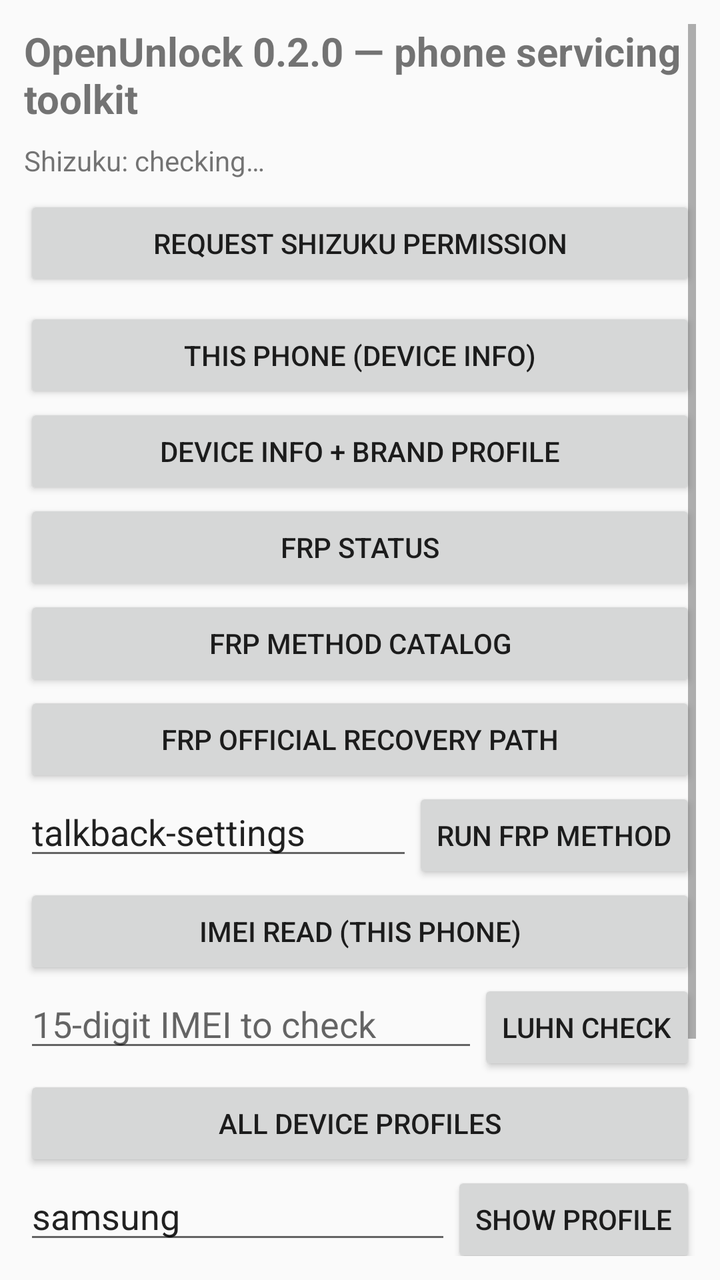
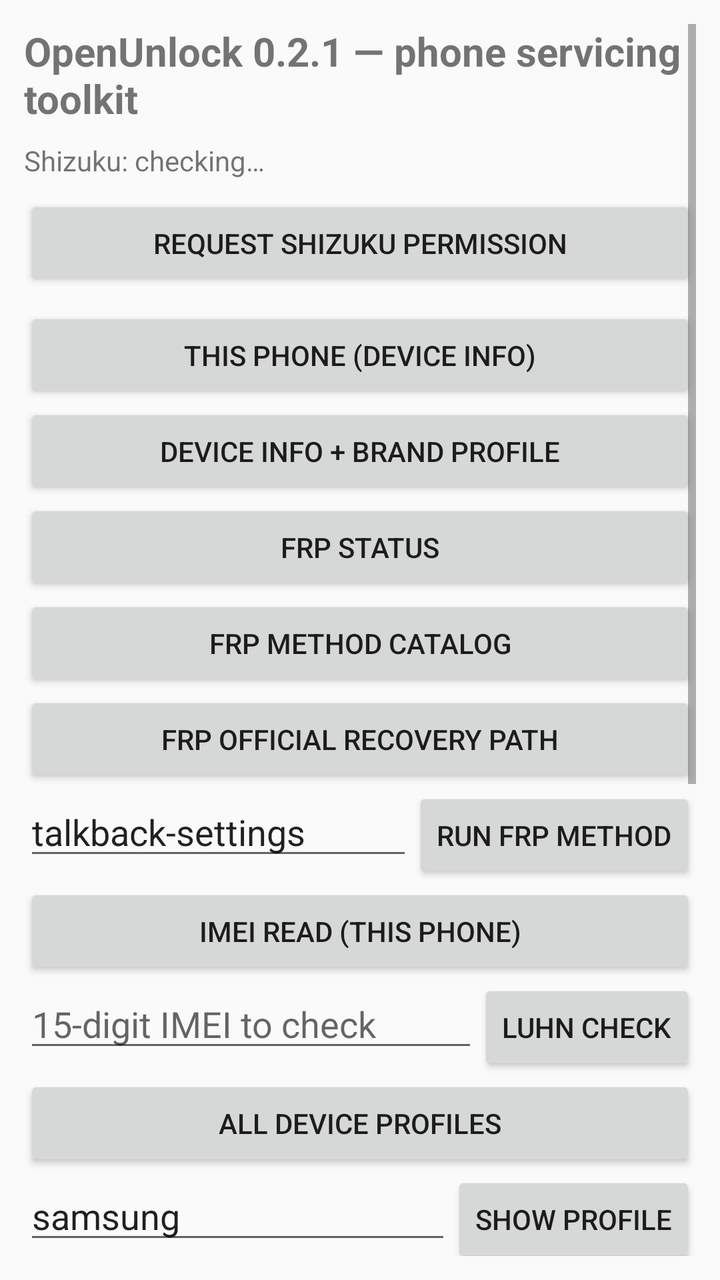

An Android layout rendered at two revisions. The XML below is the earlier revision; the diff shows what the commit changed to produce the second picture.
<!-- AndroidManifest.xml: application theme Theme.OpenUnlock -->
<!-- res/layout/activity_main.xml -->
<?xml version="1.0" encoding="utf-8"?>
<ScrollView xmlns:android="http://schemas.android.com/apk/res/android"
    android:layout_width="match_parent"
    android:layout_height="match_parent"
    android:padding="12dp">

    <LinearLayout
        android:layout_width="match_parent"
        android:layout_height="wrap_content"
        android:orientation="vertical">

        <TextView
            android:layout_width="match_parent"
            android:layout_height="wrap_content"
            android:text="@string/app_title"
            android:textSize="20sp"
            android:textStyle="bold" />

        <TextView
            android:id="@+id/status_shizuku"
            android:layout_width="match_parent"
            android:layout_height="wrap_content"
            android:layout_marginTop="8dp"
            android:text="Shizuku: checking…" />

        <Button
            android:id="@+id/btn_shizuku_perm"
            android:layout_width="match_parent"
            android:layout_height="wrap_content"
            android:layout_marginTop="8dp"
            android:text="Request Shizuku permission" />

        <Button
            android:id="@+id/btn_devices"
            android:layout_width="match_parent"
            android:layout_height="wrap_content"
            android:layout_marginTop="8dp"
            android:text="This phone (device info)" />

        <Button
            android:id="@+id/btn_info"
            android:layout_width="match_parent"
            android:layout_height="wrap_content"
            android:text="Device info + brand profile" />

        <Button
            android:id="@+id/btn_frp_status"
            android:layout_width="match_parent"
            android:layout_height="wrap_content"
            android:text="FRP status" />

        <Button
            android:id="@+id/btn_frp_methods"
            android:layout_width="match_parent"
            android:layout_height="wrap_content"
            android:text="FRP method catalog" />

        <Button
            android:id="@+id/btn_frp_official"
            android:layout_width="match_parent"
            android:layout_height="wrap_content"
            android:text="FRP official recovery path" />

        <LinearLayout
            android:layout_width="match_parent"
            android:layout_height="wrap_content"
            android:orientation="horizontal">

            <EditText
                android:id="@+id/input_frp_method"
                android:layout_width="0dp"
                android:layout_height="wrap_content"
                android:layout_weight="1"
                android:hint="method id, e.g. talkback-settings"
                android:inputType="text"
                android:text="talkback-settings" />

            <Button
                android:id="@+id/btn_frp_run"
                android:layout_width="wrap_content"
                android:layout_height="wrap_content"
                android:text="Run FRP method" />
        </LinearLayout>

        <Button
            android:id="@+id/btn_imei_read"
            android:layout_width="match_parent"
            android:layout_height="wrap_content"
            android:text="IMEI read (this phone)" />

        <LinearLayout
            android:layout_width="match_parent"
            android:layout_height="wrap_content"
            android:orientation="horizontal">

            <EditText
                android:id="@+id/input_imei"
                android:layout_width="0dp"
                android:layout_height="wrap_content"
                android:layout_weight="1"
                android:hint="15-digit IMEI to check"
                android:inputType="number" />

            <Button
                android:id="@+id/btn_imei_verify"
                android:layout_width="wrap_content"
                android:layout_height="wrap_content"
                android:text="Luhn check" />
        </LinearLayout>

        <Button
            android:id="@+id/btn_profiles"
            android:layout_width="match_parent"
            android:layout_height="wrap_content"
            android:text="All device profiles" />

        <LinearLayout
            android:layout_width="match_parent"
            android:layout_height="wrap_content"
            android:orientation="horizontal">

            <EditText
                android:id="@+id/input_profile"
                android:layout_width="0dp"
                android:layout_height="wrap_content"
                android:layout_weight="1"
                android:hint="brand, e.g. xiaomi"
                android:inputType="text"
                android:text="samsung" />

            <Button
                android:id="@+id/btn_profile_show"
                android:layout_width="wrap_content"
                android:layout_height="wrap_content"
                android:text="Show profile" />
        </LinearLayout>

        <Button
            android:id="@+id/btn_firmware"
            android:layout_width="match_parent"
            android:layout_height="wrap_content"
            android:text="Inspect firmware ZIP…" />

        <Button
            android:id="@+id/btn_clear"
            android:layout_width="match_parent"
            android:layout_height="wrap_content"
            android:text="Clear output" />

        <TextView
            android:id="@+id/output"
            android:layout_width="match_parent"
            android:layout_height="wrap_content"
            android:layout_marginTop="12dp"
            android:fontFamily="monospace"
            android:text="OpenUnlock starting…\n"
            android:textIsSelectable="true" />

    </LinearLayout>
</ScrollView>
<!-- resources referenced by this layout -->
<resources>
  <string name="app_title">OpenUnlock 0.2.0 — phone servicing toolkit</string>
  <style name="Theme.OpenUnlock" parent="android:Theme.Material.Light.DarkActionBar">
          <item name="android:colorPrimary">#1B5E20</item>
          <item name="android:colorPrimaryDark">#0D3311</item>
          <item name="android:colorAccent">#2E7D32</item>
      </style>
</resources>

<!-- the commit's change to res/layout/activity_main.xml (unified diff, before → after) -->
@@ -148,6 +148,60 @@
             android:text="Clear output" />
 
         <TextView
+            android:layout_width="match_parent"
+            android:layout_height="wrap_content"
+            android:layout_marginTop="16dp"
+            android:text="NFC tap-to-run — the client phone is the tag"
+            android:textSize="16sp"
+            android:textStyle="bold" />
+
+        <TextView
+            android:id="@+id/status_nfc"
+            android:layout_width="match_parent"
+            android:layout_height="wrap_content"
+            android:layout_marginTop="4dp"
+            android:text="NFC: checking…" />
+
+        <Button
+            android:id="@+id/btn_nfc_reader"
+            android:layout_width="match_parent"
+            android:layout_height="wrap_content"
+            android:layout_marginTop="8dp"
+            android:text="Start NFC reader" />
+
+        <Button
+            android:id="@+id/btn_nfc_default"
+            android:layout_width="match_parent"
+            android:layout_height="wrap_content"
+            android:text="NFC default: FRP status (tap to change)" />
+
+        <Button
+            android:id="@+id/btn_wireless_adb"
+            android:layout_width="match_parent"
+            android:layout_height="wrap_content"
+            android:text="Enable wireless ADB (auto)" />
+
+        <LinearLayout
+            android:layout_width="match_parent"
+            android:layout_height="wrap_content"
+            android:orientation="horizontal">
+
+            <EditText
+                android:id="@+id/input_pair_code"
+                android:layout_width="0dp"
+                android:layout_height="wrap_content"
+                android:layout_weight="1"
+                android:hint="6-digit pairing code from client"
+                android:inputType="number" />
+
+            <Button
+                android:id="@+id/btn_pair"
+                android:layout_width="wrap_content"
+                android:layout_height="wrap_content"
+                android:text="Pair + connect" />
+        </LinearLayout>
+
+        <TextView
             android:id="@+id/output"
             android:layout_width="match_parent"
             android:layout_height="wrap_content"
<!-- resource entries referenced after the edit -->
@@ -1,6 +1,6 @@
 <!-- resources referenced by this layout -->
 <resources>
-  <string name="app_title">OpenUnlock 0.2.0 — phone servicing toolkit</string>
+  <string name="app_title">OpenUnlock 0.2.1 — phone servicing toolkit</string>
   <style name="Theme.OpenUnlock" parent="android:Theme.Material.Light.DarkActionBar">
           <item name="android:colorPrimary">#1B5E20</item>
           <item name="android:colorPrimaryDark">#0D3311</item>
